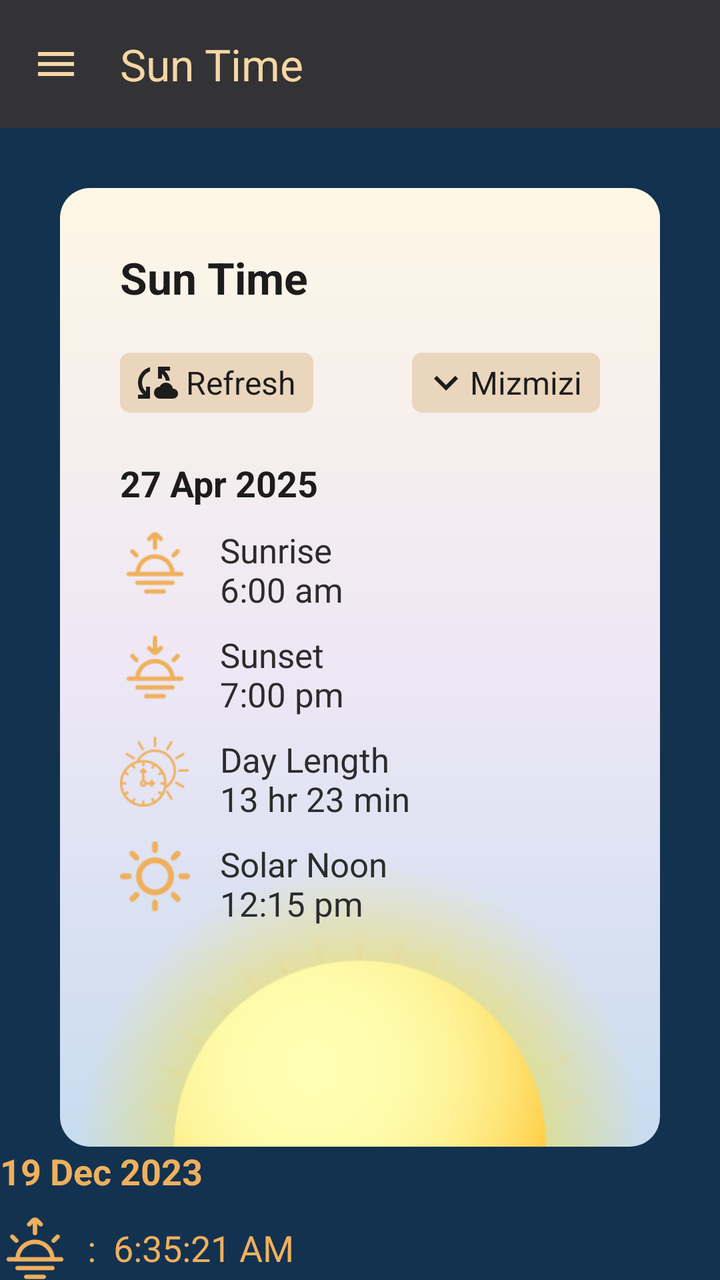
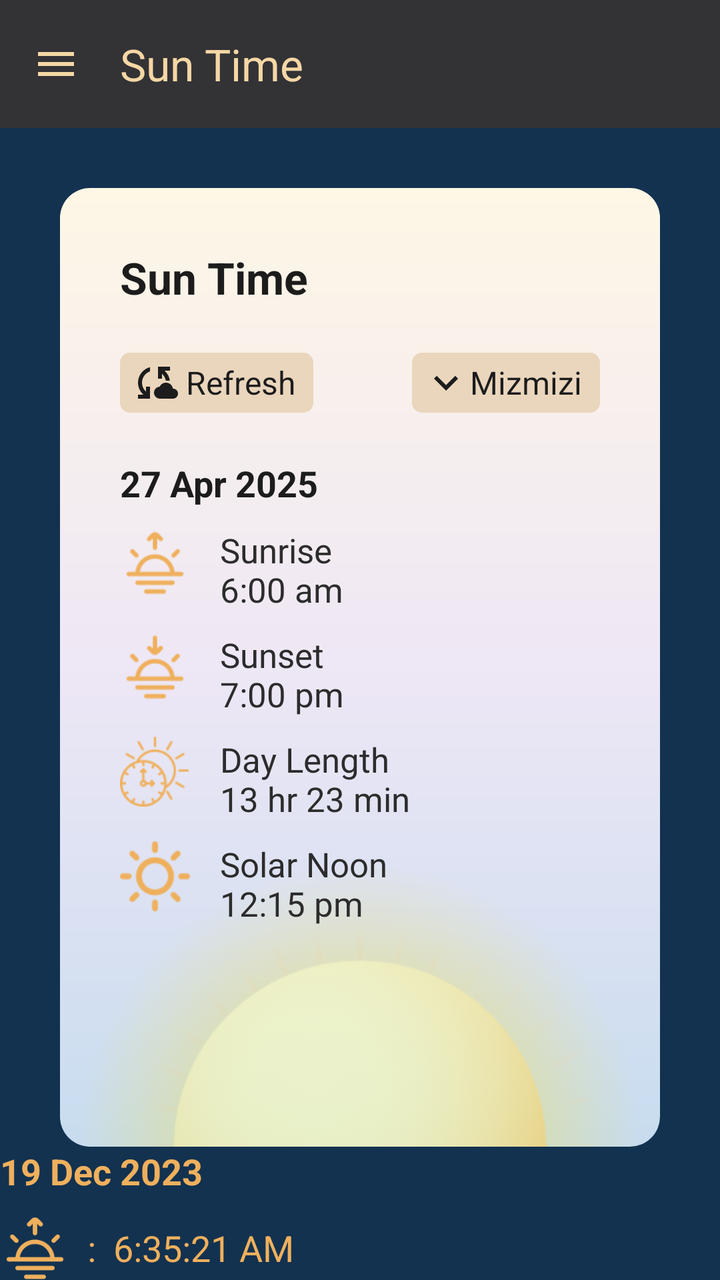

Screens rendered from an Android XML layout before and after an edit, with the pre-edit source and the edit as a unified diff.
<!-- AndroidManifest.xml: application theme Theme.SolarSchedule -->
<!-- res/layout/activity_main.xml -->
<?xml version="1.0" encoding="utf-8"?>
<androidx.drawerlayout.widget.DrawerLayout xmlns:android="http://schemas.android.com/apk/res/android"
    xmlns:app="http://schemas.android.com/apk/res-auto"
    xmlns:tools="http://schemas.android.com/tools"
    android:layout_width="match_parent"
    android:layout_height="match_parent"
    tools:context=".MainActivity"
    android:id="@+id/drawerlayout"
    tools:openDrawer="start"
    >
    <androidx.coordinatorlayout.widget.CoordinatorLayout
        android:layout_width="match_parent"
        android:layout_height="match_parent"
        >
        <com.google.android.material.appbar.AppBarLayout
            android:layout_width="match_parent"
            android:layout_height="wrap_content"
            >
            <com.google.android.material.appbar.MaterialToolbar
                android:id="@+id/toolbar"
                android:layout_width="match_parent"
                android:layout_height="wrap_content"
                app:title="Sun Time"
                app:titleTextColor="#F5D7A5"
                android:background="#333235"
                app:navigationIcon="@drawable/baseline_menu_24"
                app:navigationIconTint="#F5D7A5"
                >

            </com.google.android.material.appbar.MaterialToolbar>
        </com.google.android.material.appbar.AppBarLayout>

        

        
        <LinearLayout
            android:layout_width="match_parent"
            android:layout_height="match_parent"
            android:layout_marginTop="?actionBarSize"
            android:orientation="vertical"
            android:paddingTop="20dp"
            android:background="@color/dark_blue"
            >


            <RelativeLayout
                android:layout_width="match_parent"
                android:layout_height="wrap_content"
                android:layout_marginStart="30dp"
                android:layout_marginTop="10dp"
                android:layout_marginEnd="30dp"
                android:background="@drawable/weather_card_back">

                <TextView
                    android:id="@+id/suntimetext"
                    android:layout_width="wrap_content"
                    android:layout_height="wrap_content"
                    android:layout_alignParentTop="true"
                    android:layout_marginStart="30dp"
                    android:layout_marginTop="30dp"
                    android:text="Sun Time"
                    android:textColor="#1C1C1C"
                    android:textSize="22sp"
                    android:textStyle="bold" />

                <RelativeLayout
                    android:id="@+id/rlcardbuttons"
                    android:layout_width="match_parent"
                    android:layout_height="wrap_content"
                    android:layout_below="@id/suntimetext"
                    android:layout_centerHorizontal="true"
                    android:layout_marginStart="30dp"
                    android:layout_marginTop="23dp"
                    android:layout_marginEnd="30dp">

                    <LinearLayout
                        android:id="@+id/llrefresh"
                        android:layout_width="wrap_content"
                        android:layout_height="wrap_content"
                        android:layout_alignParentStart="true"
                        android:background="@drawable/weather_card_button_back"
                        android:gravity="center_vertical"
                        android:orientation="horizontal"
                        android:paddingLeft="5dp"
                        android:paddingTop="3dp"
                        android:paddingRight="5dp"
                        android:paddingBottom="3dp">

                        <ImageView
                            android:layout_width="wrap_content"
                            android:layout_height="wrap_content"
                            android:scaleType="fitXY"
                            android:src="@drawable/baseline_cloud_sync_24"
                            app:tint="#1C1C1C" />
                        
                        <TextView
                            android:layout_width="wrap_content"
                            android:layout_height="wrap_content"
                            android:text=" Refresh "
                            android:textColor="#1C1C1C"
                            android:textSize="16sp"/>
                    </LinearLayout>

                    <LinearLayout
                        android:id="@+id/lldropdown"
                        android:layout_width="wrap_content"
                        android:layout_height="wrap_content"
                        android:layout_alignParentEnd="true"
                        android:background="@drawable/weather_card_button_back"
                        android:gravity="center_vertical"
                        android:orientation="horizontal"
                        android:paddingLeft="5dp"
                        android:paddingTop="3dp"
                        android:paddingRight="5dp"
                        android:paddingBottom="3dp">

                        <ImageView
                            android:layout_width="wrap_content"
                            android:layout_height="wrap_content"
                            android:scaleType="fitXY"
                            android:src="@drawable/baseline_keyboard_arrow_down_24"
                            app:tint="#1C1C1C" />

                        <TextView
                            android:id="@+id/tvlocation"
                            android:layout_width="wrap_content"
                            android:layout_height="wrap_content"
                            android:text="Mizmizi "
                            android:textColor="#1C1C1C"
                            android:textSize="16sp" />
                    </LinearLayout>
                </RelativeLayout>

                <ImageView
                    android:layout_width="300dp"
                    android:layout_height="150dp"
                    android:layout_below="@id/lldatacontainer"
                    android:layout_marginTop="-40dp"
                    android:layout_centerHorizontal="true"
                    android:alpha="1"
                    android:src="@drawable/sunrise_half" />

                <LinearLayout
                    android:id="@+id/lldatacontainer"
                    android:layout_width="match_parent"
                    android:layout_height="wrap_content"
                    android:layout_below="@id/rlcardbuttons"
                    android:layout_marginTop="23dp"
                    android:orientation="vertical"
                    android:paddingStart="30dp">


                    <TextView
                        android:layout_width="wrap_content"
                        android:layout_height="wrap_content"
                        android:text="27 Apr 2025"
                        android:textColor="#1C1C1C"
                        android:textSize="18sp"
                        android:textStyle="bold" />

                    <LinearLayout
                        android:layout_width="match_parent"
                        android:layout_height="wrap_content"
                        android:layout_marginTop="10dp"
                        android:gravity="top"
                        android:orientation="horizontal">

                        <ImageView
                            android:layout_width="35dp"
                            android:layout_height="35dp"
                            android:adjustViewBounds="true"
                            android:scaleType="fitXY"
                            android:src="@drawable/sunrise"
                            app:tint="@color/golden" />

                        <TextView
                            android:layout_width="match_parent"
                            android:layout_height="wrap_content"
                            android:layout_marginLeft="15dp"
                            android:text="Sunrise \n6:00 am"
                            android:textColor="#2C2C2C"
                            android:textSize="17sp" />
                    </LinearLayout>

                    <LinearLayout
                        android:layout_width="match_parent"
                        android:layout_height="wrap_content"
                        android:layout_marginTop="10dp"
                        android:gravity="top"
                        android:orientation="horizontal">

                        <ImageView
                            android:layout_width="35dp"
                            android:layout_height="35dp"
                            android:adjustViewBounds="true"
                            android:scaleType="fitXY"
                            android:src="@drawable/sunset"
                            app:tint="@color/golden" />

                        <TextView
                            android:layout_width="match_parent"
                            android:layout_height="wrap_content"
                            android:layout_marginLeft="15dp"
                            android:text="Sunset \n7:00 pm"
                            android:textColor="#2C2C2C"
                            android:textSize="17sp" />
                    </LinearLayout>


                    <LinearLayout
                        android:layout_width="match_parent"
                        android:layout_height="wrap_content"
                        android:layout_marginTop="10dp"
                        android:gravity="top"
                        android:orientation="horizontal">

                        <ImageView
                            android:layout_width="35dp"
                            android:layout_height="35dp"
                            android:adjustViewBounds="true"
                            android:scaleType="fitXY"
                            android:src="@drawable/daylength"
                            app:tint="@color/golden" />

                        <TextView
                            android:layout_width="match_parent"
                            android:layout_height="wrap_content"
                            android:layout_marginLeft="15dp"
                            android:text="Day Length \n13 hr 23 min"
                            android:textColor="#2C2C2C"
                            android:textSize="17sp" />
                    </LinearLayout>


                    <LinearLayout
                        android:layout_width="match_parent"
                        android:layout_height="wrap_content"
                        android:layout_marginTop="10dp"
                        android:gravity="top"
                        android:orientation="horizontal">

                        <ImageView
                            android:layout_width="35dp"
                            android:layout_height="35dp"
                            android:adjustViewBounds="true"
                            android:scaleType="fitXY"
                            android:src="@drawable/noon"
                            app:tint="@color/golden" />

                        <TextView
                            android:layout_width="match_parent"
                            android:layout_height="wrap_content"
                            android:layout_marginLeft="15dp"
                            android:text="Solar Noon \n12:15 pm"
                            android:textColor="#2C2C2C"
                            android:textSize="17sp" />
                    </LinearLayout>


                </LinearLayout>


            </RelativeLayout>

            <TextView
                android:id="@+id/tvdate"
                android:text="19 Dec 2023"
                android:layout_width="match_parent"
                android:layout_height="wrap_content"
                android:textColor="@color/golden"
                android:textSize="18sp"
                android:textStyle="bold"
                />

            <LinearLayout
                android:layout_height="wrap_content"
                android:layout_width="match_parent"
                android:layout_marginTop="10dp"
                android:orientation="horizontal"
                android:gravity="center_vertical"
                >
                
                <androidx.appcompat.widget.AppCompatImageView
                    android:layout_height="35dp"
                    android:layout_width="35dp"
                    android:adjustViewBounds="true"
                    android:scaleType="fitXY"
                    android:src="@drawable/sunrise_big"
                    app:tint="@color/golden"
                    />

                <TextView
                    android:id="@+id/tvrise"
                    android:text="  :  6:35:21 AM"
                    android:layout_width="match_parent"
                    android:layout_height="wrap_content"
                    android:textColor="@color/golden"
                    android:textSize="18sp"
                    />
            </LinearLayout>

            <LinearLayout
                android:layout_height="wrap_content"
                android:layout_width="match_parent"
                android:layout_marginTop="10dp"
                android:orientation="horizontal"
                android:gravity="center_vertical"
                >
                <ImageView
                    android:layout_height="35dp"
                    android:layout_width="35dp"
                    android:adjustViewBounds="true"
                    android:scaleType="fitXY"
                    android:src="@drawable/sunset"
                    app:tint="@color/golden"
                    />

                <TextView
                    android:id="@+id/tvset"
                    android:text="  :  5:15:21 PM"
                    android:layout_width="match_parent"
                    android:layout_height="wrap_content"
                    android:textColor="@color/golden"
                    android:textSize="18sp"
                    />
            </LinearLayout>


            <LinearLayout
                android:layout_height="wrap_content"
                android:layout_width="match_parent"
                android:layout_marginTop="10dp"
                android:orientation="horizontal"
                android:gravity="center_vertical"
                >
                <ImageView
                    android:layout_height="35dp"
                    android:layout_width="35dp"
                    android:adjustViewBounds="true"
                    android:scaleType="fitXY"
                    android:src="@drawable/daylength"
                    app:tint="@color/golden"
                    />

                <TextView
                    android:id="@+id/tvlength"
                    android:text="  :  10:40:52"
                    android:layout_width="match_parent"
                    android:layout_height="wrap_content"
                    android:textColor="@color/golden"
                    android:textSize="18sp"
                    />
            </LinearLayout>


            <LinearLayout
                android:layout_height="wrap_content"
                android:layout_width="match_parent"
                android:layout_marginTop="10dp"
                android:orientation="horizontal"
                android:gravity="center_vertical"
                >
                <ImageView
                    android:layout_height="35dp"
                    android:layout_width="35dp"
                    android:adjustViewBounds="true"
                    android:scaleType="fitXY"
                    android:src="@drawable/sun"
                    app:tint="@color/golden"
                    />

                <TextView
                    android:id="@+id/tvnoon"
                    android:text="  :  11:55:21 AM"
                    android:layout_width="match_parent"
                    android:layout_height="wrap_content"
                    android:textColor="@color/golden"
                    android:textSize="18sp"
                    />
            </LinearLayout>

            
            <LinearLayout
                android:layout_width="wrap_content"
                android:layout_height="wrap_content"
                android:layout_marginTop="15dp"
                android:orientation="horizontal"
                >
                <TextView
                    android:layout_width="wrap_content"
                    android:layout_height="wrap_content"
                    android:text="Last Update: "
                    android:textColor="@color/golden"
                    android:textSize="18sp"
                    android:textStyle="bold"
                    />
                <TextView
                    android:id="@+id/tvlastupdate"
                    android:layout_width="wrap_content"
                    android:layout_height="wrap_content"
                    android:text="Not updated"
                    android:textColor="@color/golden"
                    android:textSize="16sp"
                    android:textStyle="bold|italic"
                    />
            </LinearLayout>




            <ImageView
                android:layout_width="100dp"
                android:layout_height="100dp"
                android:layout_marginTop="25dp"
                android:src="@drawable/sunrise01" />

            <ImageView
                android:layout_width="100dp"
                android:layout_height="100dp"
                android:layout_marginTop="25dp"
                android:src="@drawable/sunrise02" />

            <ImageView
                android:layout_width="100dp"
                android:layout_height="100dp"
                android:layout_marginTop="25dp"
                android:src="@drawable/sunrise03" />





            
            <ListView
                android:id="@+id/listView"
                android:layout_width="match_parent"
                android:layout_height="wrap_content"
                android:layout_marginTop="25dp"
                />

        </LinearLayout>
        

    </androidx.coordinatorlayout.widget.CoordinatorLayout>

    <com.google.android.material.navigation.NavigationView
        android:layout_width="wrap_content"
        android:layout_height="match_parent"
        android:layout_gravity="start"
        app:menu="@menu/navigation_menu"
        tools:layout_gravity="end"
        app:headerLayout="@layout/nav_header"
        />


</androidx.drawerlayout.widget.DrawerLayout>
<!-- res/layout/nav_header.xml (included above) -->
<?xml version="1.0" encoding="utf-8"?>
<LinearLayout xmlns:android="http://schemas.android.com/apk/res/android"
    android:layout_width="match_parent"
    android:layout_height="wrap_content"
    android:orientation="vertical"
    >

    <ImageView
        android:layout_width="match_parent"
        android:layout_height="wrap_content"
        android:adjustViewBounds="true"
        android:scaleType="fitXY"
        android:src="@drawable/nav_header_image"
        />

    <TextView
        android:layout_width="wrap_content"
        android:layout_height="wrap_content"
        android:layout_marginLeft="15dp"
        android:layout_marginTop="5dp"
        android:textSize="22sp"
        android:textColor="#F5D7A5"
        android:text="Glorious Sunshine"
        android:textStyle="bold"
        />

</LinearLayout>
<!-- resources referenced by this layout -->
<resources>
  <color name="dark_blue">#133250</color>
  <color name="golden">#EFB05D</color>
  <!-- drawable baseline_cloud_sync_24 (drawable) -->
  <vector android:height="24dp" android:tint="#F5D7A5"
      android:viewportHeight="24" android:viewportWidth="24"
      android:width="24dp" xmlns:android="http://schemas.android.com/apk/res/android">
      <path android:fillColor="@android:color/white" android:pathData="M21.5,14.98c-0.02,0 -0.03,0 -0.05,0.01C21.2,13.3 19.76,12 18,12c-1.4,0 -2.6,0.83 -3.16,2.02C13.26,14.1 12,15.4 12,17c0,1.66 1.34,3 3,3l6.5,-0.02c1.38,0 2.5,-1.12 2.5,-2.5S22.88,14.98 21.5,14.98zM10,4.26v2.09C7.67,7.18 6,9.39 6,12c0,1.77 0.78,3.34 2,4.44V14h2v6H4v-2h2.73C5.06,16.54 4,14.4 4,12C4,8.27 6.55,5.15 10,4.26zM20,6h-2.73c1.43,1.26 2.41,3.01 2.66,5l-2.02,0C17.68,9.64 16.98,8.45 16,7.56V10h-2V4h6V6z"/>
  </vector>
  <!-- drawable baseline_keyboard_arrow_down_24 (drawable) -->
  <vector android:height="24dp" android:tint="#F5D7A5"
      android:viewportHeight="24" android:viewportWidth="24"
      android:width="24dp" xmlns:android="http://schemas.android.com/apk/res/android">
      <path android:fillColor="@android:color/white" android:pathData="M7.41,8.59L12,13.17l4.59,-4.58L18,10l-6,6 -6,-6 1.41,-1.41z"/>
  </vector>
  <!-- drawable baseline_menu_24 (drawable) -->
  <vector android:height="24dp" android:tint="#F5D7A5"
      android:viewportHeight="24" android:viewportWidth="24"
      android:width="24dp" xmlns:android="http://schemas.android.com/apk/res/android">
      <path android:fillColor="@android:color/white" android:pathData="M3,18h18v-2L3,16v2zM3,13h18v-2L3,11v2zM3,6v2h18L21,6L3,6z"/>
  </vector>
  <!-- drawable daylength: png bitmap (drawable, 6945 bytes) -->
  <!-- drawable nav_header_image: jpg bitmap (drawable, 96676 bytes) -->
  <!-- drawable noon: png bitmap (drawable, 4052 bytes) -->
  <!-- drawable sun: png bitmap (drawable, 4030 bytes) -->
  <!-- drawable sunrise: png bitmap (drawable, 2856 bytes) -->
  <!-- drawable sunrise01: png bitmap (drawable, 20472 bytes) -->
  <!-- drawable sunrise02: png bitmap (drawable, 18888 bytes) -->
  <!-- drawable sunrise03: png bitmap (drawable, 61088 bytes) -->
  <!-- drawable sunrise_big: png bitmap (drawable, 5257 bytes) -->
  <!-- drawable sunrise_half: png bitmap (drawable, 27984 bytes) -->
  <!-- drawable sunset: png bitmap (drawable, 2916 bytes) -->
  <!-- drawable weather_card_back (drawable) -->
  <?xml version="1.0" encoding="UTF-8"?>
  <layer-list xmlns:android="http://schemas.android.com/apk/res/android">
      <item>
  	<shape android:shape="rectangle">
  
  		<gradient android:angle="-90"
  			android:startColor="#FEF7E5" android:centerColor="#EEE7F5"
  			android:endColor="#C7DCEF"/>
  		<corners android:topLeftRadius="45.0px" android:topRightRadius="45.0px"
  			android:bottomRightRadius="45.0px" android:bottomLeftRadius="45.0px"/>
  	</shape>
      </item>
  </layer-list>
  <!-- drawable weather_card_button_back (drawable) -->
  <?xml version="1.0" encoding="UTF-8"?>
  <layer-list xmlns:android="http://schemas.android.com/apk/res/android">
      <item>
  	<shape android:shape="rectangle">
  	    <solid android:color="#EAD6BD"/>
  		<corners android:topLeftRadius="15.0px" android:topRightRadius="15.0px"
  			android:bottomRightRadius="15.0px" android:bottomLeftRadius="15.0px"/>
  	    <stroke android:width="0px" android:color="#EAD6BD"/>
  	</shape>
      </item>
  </layer-list>
  <style name="Theme.SolarSchedule" parent="Base.Theme.SolarSchedule" />
  <style name="Base.Theme.SolarSchedule" parent="Theme.Material3.DayNight.NoActionBar">
          <item name="colorPrimary">#403B41</item>
          <item name="colorPrimaryDark">#403B41</item>
      </style>
</resources>

<!-- the commit's change to res/layout/activity_main.xml (unified diff, before → after) -->
@@ -137,7 +137,7 @@
                     android:layout_below="@id/lldatacontainer"
                     android:layout_marginTop="-40dp"
                     android:layout_centerHorizontal="true"
-                    android:alpha="1"
+                    android:alpha="0.6"
                     android:src="@drawable/sunrise_half" />
 
                 <LinearLayout
